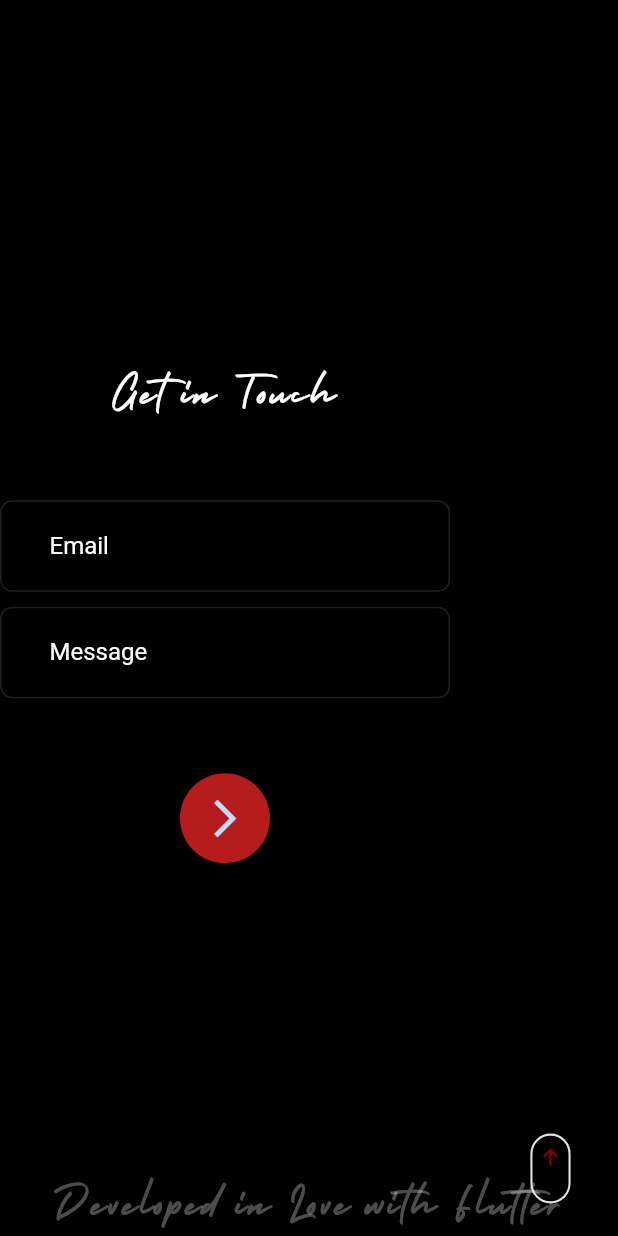
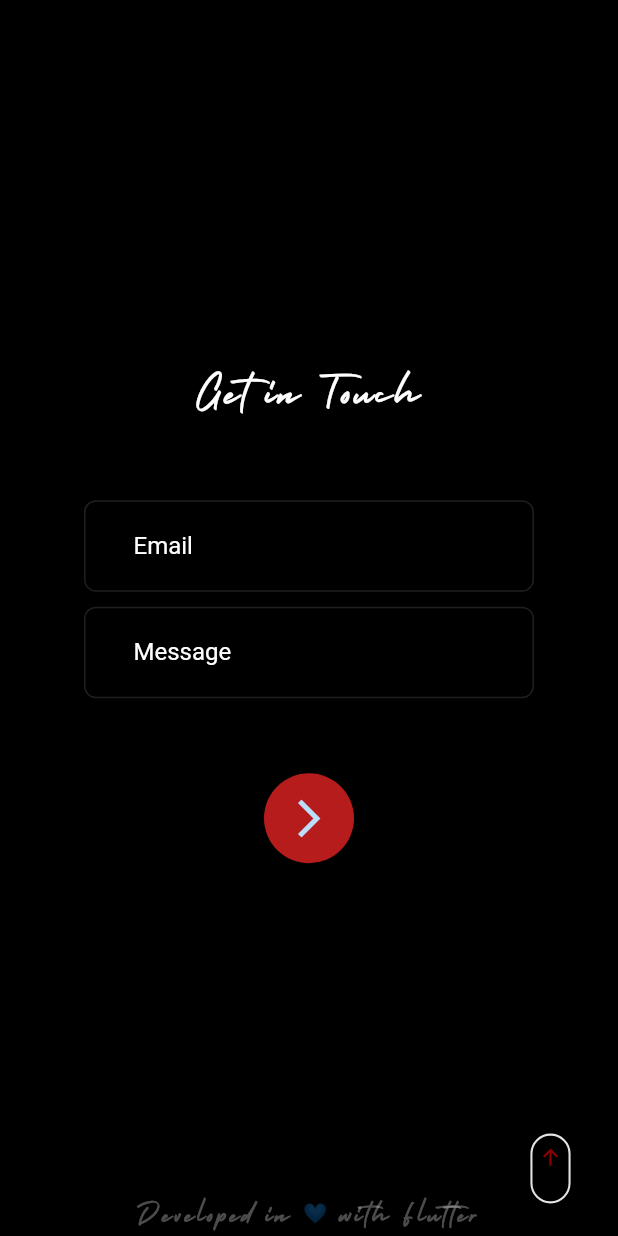
Before and after one commit to msramesh2k1/R---portfolio, a Flutter app: the ThirdScreen screen opened directly, scrolled down 824 dp, on a phone screen of 412 x 824 dp. Run offline on Flutter 3.47's test engine with Material 2 defaults, Android fonts, the phone set to English and light mode, and no system bars; our stand-ins replace animated_text_kit, google_fonts, lottie; network calls fail; Roboto replaces fonts that are missing (lato).

Commit message:
fix - Responsive Alignment

```diff
--- a/lib/second_screen.dart
+++ b/lib/second_screen.dart
@@ -124,8 +124,9 @@ class _SecondScreenState extends State<SecondScreen> {
                         style: TextStyle(
                           fontFamily: 'HolidayFree',
                           height:
-                              MediaQuery.of(context).size.width < 600 ? 3 : 2,
-                          fontSize: 22,
+                              MediaQuery.of(context).size.width < 600 ? 2 : 2,
+                          fontSize:
+                              MediaQuery.of(context).size.width < 600 ? 19 : 22,
                           color: Colors.white,
                           wordSpacing: 10,
                           fontWeight: FontWeight.normal,
--- a/lib/third_screen.dart
+++ b/lib/third_screen.dart
@@ -108,7 +108,7 @@ class _ThirdScreenState extends State<ThirdScreen> {
                         ],
                       ),
                       const SizedBox(
-                        height: 60,
+                        height: 50,
                       ),
                       const Text(
                         "Projects",
@@ -122,7 +122,7 @@ class _ThirdScreenState extends State<ThirdScreen> {
                       ),
                       MediaQuery.of(context).size.width < 600
                           ? const SizedBox(
-                              height: 100,
+                              height: 40,
                             )
                           : const SizedBox(),
                       Stack(
@@ -216,6 +216,7 @@ class _ThirdScreenState extends State<ThirdScreen> {
             children: [
               Container(
                 height: MediaQuery.of(context).size.height,
+                width: MediaQuery.of(context).size.width,
                 child: Center(
                   child: Column(
                     children: [
@@ -238,11 +239,11 @@ class _ThirdScreenState extends State<ThirdScreen> {
                             ),
                       const Spacer(),
                       const Text(
-                        "Developed in Love with Flutter",
+                        "Developed in 💙 with Flutter",
                         textAlign: TextAlign.center,
                         style: TextStyle(
                           fontFamily: 'HolidayFree',
-                          fontSize: 20,
+                          fontSize: 13,
                           color: Colors.white30,
                           letterSpacing: 2,
                           fontWeight: FontWeight.w100,
@@ -253,15 +254,10 @@ class _ThirdScreenState extends State<ThirdScreen> {
                 ),
                 color: Colors.black,
               ),
-              Padding(
-                padding: EdgeInsets.only(
-                  left: MediaQuery.of(context).size.width < 600 ? 0 : 200,
-                  top: MediaQuery.of(context).size.width < 600 ? 0 : 100,
-                ),
+              SizedBox(
+                width: MediaQuery.of(context).size.width,
                 child: Column(
-                  mainAxisAlignment: MediaQuery.of(context).size.width < 600
-                      ? MainAxisAlignment.center
-                      : MainAxisAlignment.start,
+                  mainAxisAlignment: MainAxisAlignment.center,
                   crossAxisAlignment: CrossAxisAlignment.center,
                   children: [
                     const Text(
```
